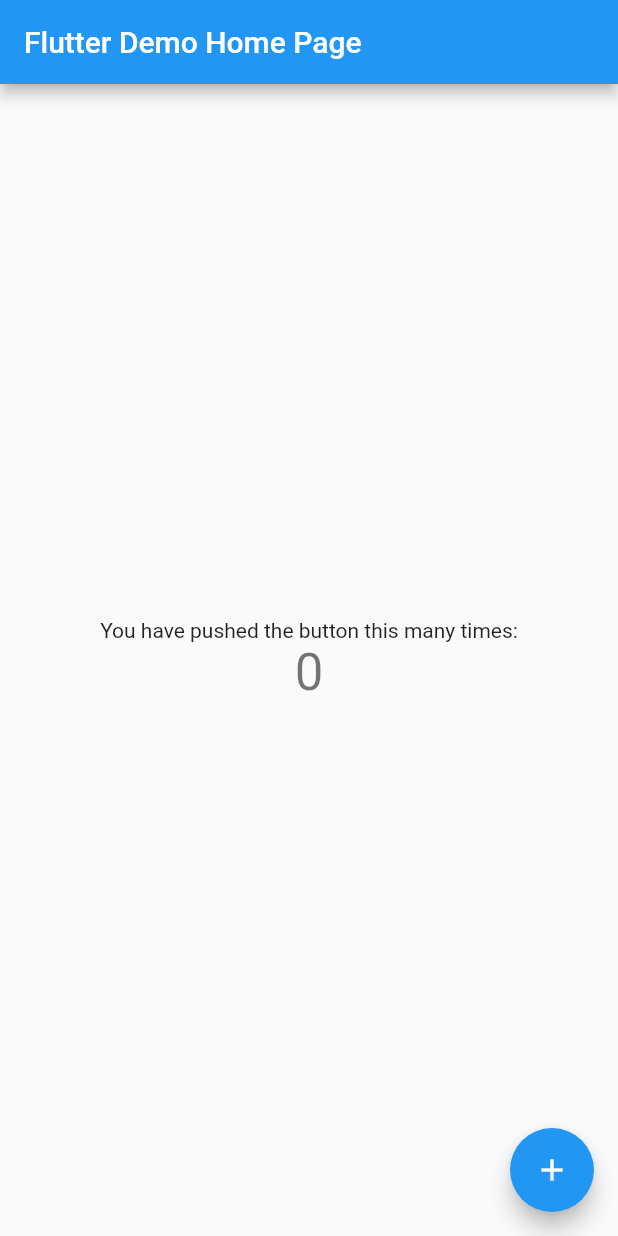
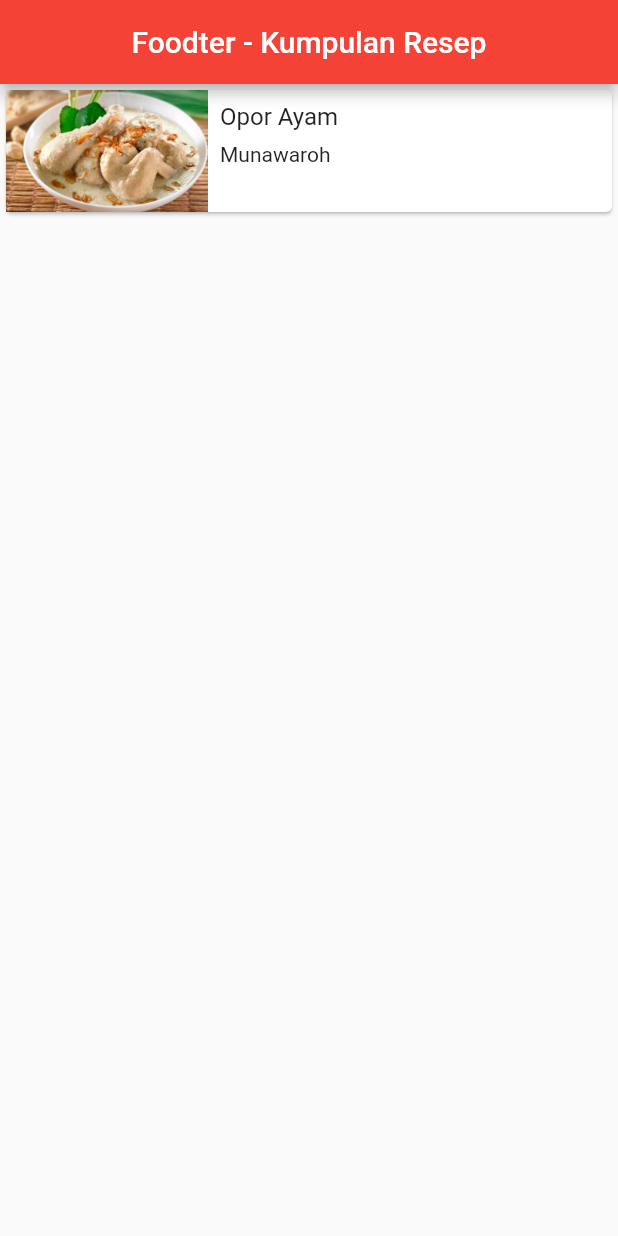
Before and after one commit to 6hartanto/foodter, a Flutter app: the screen it shows after launch, on a phone screen of 412 x 824 dp. Run offline on Flutter 3.47's test engine with Material 2 defaults, Android fonts, the phone set to English and light mode, and no system bars.

Commit message:
feat: create home layout

```diff
--- a/lib/main.dart
+++ b/lib/main.dart
@@ -1,115 +1,19 @@
 import 'package:flutter/material.dart';
+import 'package:foodter/views/home.dart';
 
-void main() {
-  runApp(const MyApp());
-}
+void main() => runApp(const MyApp());
 
 class MyApp extends StatelessWidget {
   const MyApp({Key? key}) : super(key: key);
 
-  // This widget is the root of your application.
   @override
   Widget build(BuildContext context) {
     return MaterialApp(
-      title: 'Flutter Demo',
+      title: 'Foodter - Kumpulan Resep',
       theme: ThemeData(
-        // This is the theme of your application.
-        //
-        // Try running your application with "flutter run". You'll see the
-        // application has a blue toolbar. Then, without quitting the app, try
-        // changing the primarySwatch below to Colors.green and then invoke
-        // "hot reload" (press "r" in the console where you ran "flutter run",
-        // or simply save your changes to "hot reload" in a Flutter IDE).
-        // Notice that the counter didn't reset back to zero; the application
-        // is not restarted.
-        primarySwatch: Colors.blue,
+        primarySwatch: Colors.red,
       ),
-      home: const MyHomePage(title: 'Flutter Demo Home Page'),
+      home: const Home(),
     );
   }
 }
-
-class MyHomePage extends StatefulWidget {
-  const MyHomePage({Key? key, required this.title}) : super(key: key);
-
-  // This widget is the home page of your application. It is stateful, meaning
-  // that it has a State object (defined below) that contains fields that affect
-  // how it looks.
-
-  // This class is the configuration for the state. It holds the values (in this
-  // case the title) provided by the parent (in this case the App widget) and
-  // used by the build method of the State. Fields in a Widget subclass are
-  // always marked "final".
-
-  final String title;
-
-  @override
-  State<MyHomePage> createState() => _MyHomePageState();
-}
-
-class _MyHomePageState extends State<MyHomePage> {
-  int _counter = 0;
-
-  void _incrementCounter() {
-    setState(() {
-      // This call to setState tells the Flutter framework that something has
-      // changed in this State, which causes it to rerun the build method below
-      // so that the display can reflect the updated values. If we changed
-      // _counter without calling setState(), then the build method would not be
-      // called again, and so nothing would appear to happen.
-      _counter++;
-    });
-  }
-
-  @override
-  Widget build(BuildContext context) {
-    // This method is rerun every time setState is called, for instance as done
-    // by the _incrementCounter method above.
-    //
-    // The Flutter framework has been optimized to make rerunning build methods
-    // fast, so that you can just rebuild anything that needs updating rather
-    // than having to individually change instances of widgets.
-    return Scaffold(
-      appBar: AppBar(
-        // Here we take the value from the MyHomePage object that was created by
-        // the App.build method, and use it to set our appbar title.
-        title: Text(widget.title),
-      ),
-      body: Center(
-        // Center is a layout widget. It takes a single child and positions it
-        // in the middle of the parent.
-        child: Column(
-          // Column is also a layout widget. It takes a list of children and
-          // arranges them vertically. By default, it sizes itself to fit its
-          // children horizontally, and tries to be as tall as its parent.
-          //
-          // Invoke "debug painting" (press "p" in the console, choose the
-          // "Toggle Debug Paint" action from the Flutter Inspector in Android
-          // Studio, or the "Toggle Debug Paint" command in Visual Studio Code)
-          // to see the wireframe for each widget.
-          //
-          // Column has various properties to control how it sizes itself and
-          // how it positions its children. Here we use mainAxisAlignment to
-          // center the children vertically; the main axis here is the vertical
-          // axis because Columns are vertical (the cross axis would be
-          // horizontal).
-          mainAxisAlignment: MainAxisAlignment.center,
-          children: <Widget>[
-            const Text(
-              'You have pushed the button this many times:',
-            ),
-            Text(
-              '$_counter',
-              style: Theme.of(context).textTheme.headline4,
-            ),
-          ],
-        ),
-      ),
-      floatingActionButton: FloatingActionButton(
-        onPressed: _incrementCounter,
-        tooltip: 'Increment',
-        child: const Icon(Icons.add),
-      ), // This trailing comma makes auto-formatting nicer for build methods.
-    );
-  }
-}
--- /dev/null
+++ b/lib/views/home.dart
@@ -0,0 +1,51 @@
+import 'package:flutter/material.dart';
+
+class Home extends StatelessWidget {
+  const Home({Key? key}) : super(key: key);
+
+  @override
+  Widget build(BuildContext context) {
+    return Scaffold(
+        appBar: AppBar(
+          title: Row(
+            mainAxisAlignment: MainAxisAlignment.center,
+            children: const <Widget>[
+              Text('Foodter - Kumpulan Resep'),
+            ],
+          ),
+        ),
+        body: SafeArea(
+          child: Card(
+            child: Row(
+              crossAxisAlignment: CrossAxisAlignment.start,
+              children: <Widget>[
+                Expanded(
+                  flex: 1,
+                  child: Image.asset('images/opor-ayam.jpg'),
+                ),
+                Expanded(
+                  flex: 2,
+                  child: Padding(
+                    padding: const EdgeInsets.all(8.0),
+                    child: Column(
+                      crossAxisAlignment: CrossAxisAlignment.start,
+                      mainAxisSize: MainAxisSize.min,
+                      children: const <Widget>[
+                        Text(
+                          'Opor Ayam',
+                          style: TextStyle(fontSize: 16.0),
+                        ),
+                        SizedBox(
+                          height: 8.0,
+                        ),
+                        Text('Munawaroh'),
+                      ],
+                    ),
+                  ),
+                )
+              ],
+            ),
+          ),
+        ));
+  }
+}
--- a/pubspec.yaml
+++ b/pubspec.yaml
@@ -56,6 +56,8 @@
   # included with your application, so that you can use the icons in
   # the material Icons class.
   uses-material-design: true
+  assets:
+    - images/
 
   # To add assets to your application, add an assets section, like this:
   # assets:
```
Also changed, not shown: images/opor-ayam.jpg (added).
